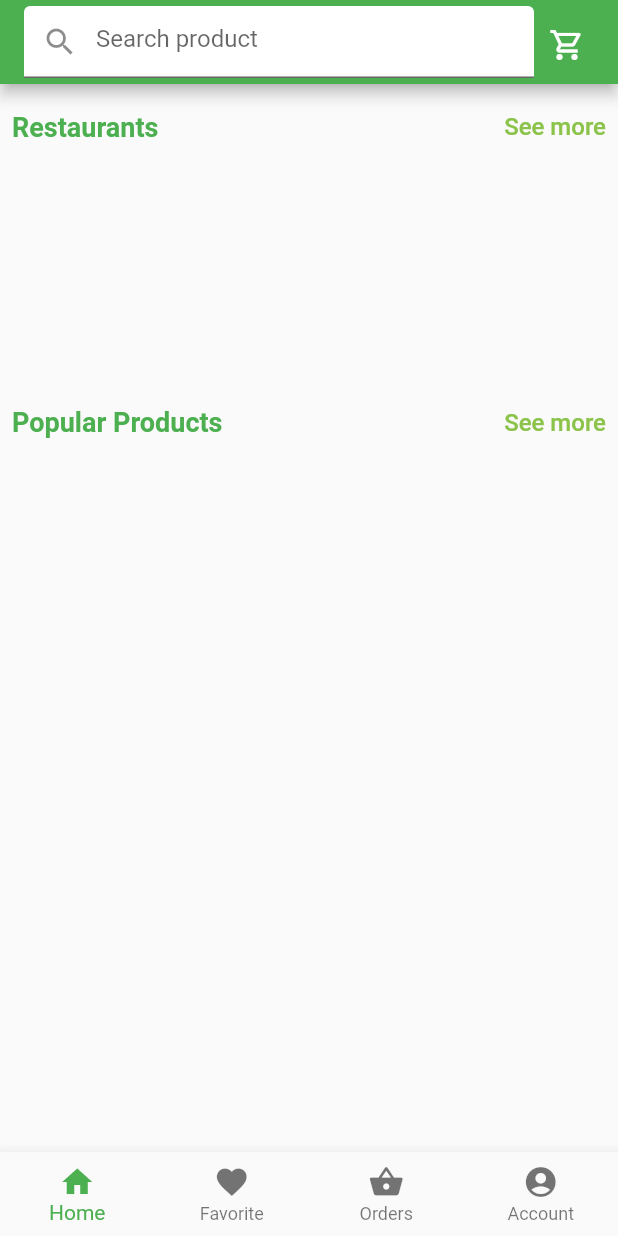
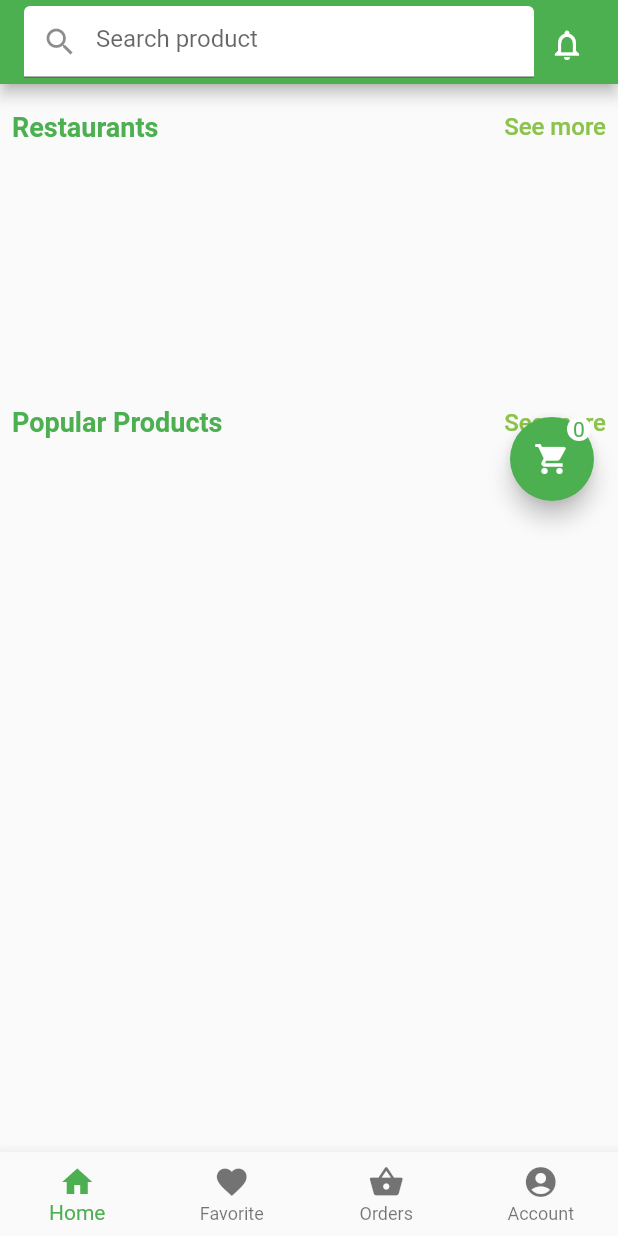
Before and after one commit to sarahha216/foody, a Flutter app: the HomePage screen opened directly, on a phone screen of 412 x 824 dp. Run offline on Flutter 3.47's test engine with Material 2 defaults, Android fonts, the phone set to English and light mode, and no system bars; our stand-ins replace cloud_firestore, firebase_auth, firebase_core, firebase_database, firebase_storage, flutter_svg and 1 more; accounts and stored records are empty.

```diff
--- /dev/null
+++ b/lib/data/handle/function.dart
@@ -0,0 +1,26 @@
+import 'package:firebase_auth/firebase_auth.dart';
+import 'package:firebase_database/firebase_database.dart';
+
+class MyFunction {
+  String uid = FirebaseAuth.instance.currentUser!.uid;
+  FirebaseDatabase firebaseDatabase = FirebaseDatabase.instance;
+  late DatabaseReference databaseReference = firebaseDatabase.ref('users');
+
+  //int quantity = 0;
+
+  Future<int> loadData() async {
+    DataSnapshot snap = await databaseReference.child(uid).child('cart').get();
+    int quantity = 0;
+    if (snap.value != null) {
+      Map data = snap.value as Map;
+
+      return quantity = data.entries
+          .map((e) => e.value['quantity'])
+          .reduce((a, b) => (a + b));
+
+      print(quantity);
+    } else {
+      return quantity = 0;
+    }
+  }
+}
--- a/lib/pages/fragment/home_fragment.dart
+++ b/lib/pages/fragment/home_fragment.dart
@@ -1,6 +1,9 @@
 import 'package:flutter/material.dart';
+import 'package:foody/data/handle/function.dart';
+import 'package:foody/pages/cart_page.dart';
+import 'package:foody/pages/fragment/home_fragment_product.dart';
 import 'package:foody/pages/fragment/home_fragment_restaurant.dart';
-import 'package:foody/pages/fragment/home_fragment_product.dart';
+import 'package:foody/widgets/navigator_widget.dart';
 
 class HomeDetail extends StatefulWidget {
   const HomeDetail({Key? key}) : super(key: key);
@@ -10,15 +13,63 @@ class HomeDetail extends StatefulWidget {
 }
 
 class _HomeDetailState extends State<HomeDetail> {
+  MyFunction myFunction = MyFunction();
+  int quantity = 0;
+
+  @override
+  void initState() {
+    loadCount();
+    super.initState();
+  }
+
+  loadCount() async {
+    quantity = await myFunction.loadData();
+    setState(() {});
+    print(quantity);
+  }
+
   @override
   Widget build(BuildContext context) {
-    return Expanded(child: SingleChildScrollView(
+    return Stack(
+      children: [
+        SingleChildScrollView(
+          padding: EdgeInsets.only(bottom: 24),
           child: Column(
             children: [
               CategoriesStore(),
               ProductPopular(),
             ],
           ),
-    ),);
+        ),
+        Positioned(
+          right: 16,
+          bottom: 0,
+          child: Container(
+              color: Colors.transparent,
+              child: Stack(
+                children: [
+                  FloatingActionButton(
+                    onPressed: () {
+                      nextScreen(context, const CartPage());
+                    },
+                    child: const Icon(Icons.shopping_cart),
+                  ),
+                  Container(
+                    margin: const EdgeInsets.only(left: 38),
+                    alignment: Alignment.center,
+                    width: 16,
+                    height: 16,
+                    decoration: const BoxDecoration(
+                        shape: BoxShape.circle, color: Colors.white),
+                    child: Text(
+                      "$quantity",
+                      style: const TextStyle(color: Colors.green),
+                    ),
+                  )
+                ],
+              )),
+        )
+      ],
+    );
   }
 }
--- a/lib/pages/fragment/home_fragment_product.dart
+++ b/lib/pages/fragment/home_fragment_product.dart
@@ -16,13 +16,13 @@ class ProductPopular extends StatefulWidget {
 }
 
 class _ProductPopularState extends State<ProductPopular> {
-
   late FirebaseDatabase firebaseDatabase = FirebaseDatabase.instance;
   late DatabaseReference databaseReference = firebaseDatabase.ref("foods");
 
-  Future productFunc() async{
+  Future productFunc() async {
     print('product');
   }
+
   @override
   Widget build(BuildContext context) {
     return Padding(
@@ -30,30 +30,39 @@ class _ProductPopularState extends State<ProductPopular> {
       child: Column(
         mainAxisSize: MainAxisSize.max,
         children: [
-          TitleCate.base(titleCate: "Popular Products",seeMore: productFunc,),
-          SizedBox(height: 10,),
+          TitleCate.base(
+            titleCate: "Popular Products",
+            seeMore: productFunc,
+          ),
+          SizedBox(
+            height: 10,
+          ),
           Container(
               child: FutureBuilder(
             future: databaseReference.get(),
-              builder: (context, snapShot){
-                if(snapShot.hasData){
+            builder: (context, snapShot) {
+              if (snapShot.hasData) {
                 return GridView.builder(
                     scrollDirection: Axis.vertical,
                     shrinkWrap: true,
                     primary: false,
                     itemCount: snapShot.data!.children.length,
-                      gridDelegate: const SliverGridDelegateWithFixedCrossAxisCount(
+                    physics: BouncingScrollPhysics(),
+                    gridDelegate:
+                        const SliverGridDelegateWithFixedCrossAxisCount(
                       crossAxisCount: 3,
                       mainAxisSpacing: 10,
                       crossAxisSpacing: 10,
+                      // mainAxisExtent: 256,
                       childAspectRatio: 0.7,
                     ),
-                      itemBuilder: (context, index){
+                    itemBuilder: (context, index) {
                       var value = snapShot.data!.children.elementAt(index);
                       Food food = Food(
                           name: value.child("name").value.toString(),
                           image: value.child("image").value.toString(),
-                            description: value.child("description").value.toString(),
+                          description:
+                              value.child("description").value.toString(),
                           price: value.child("price").value as int,
                           rate: value.child("rate").value as int,
                           resKey: value.child("resKey").value.toString(),
@@ -61,24 +70,27 @@ class _ProductPopularState extends State<ProductPopular> {
 
                       return _productItem(food);
                     });
-                }
-                else{
+              } else {
                 return const Center(child: CircularProgressIndicator());
               }
             },
-            )
-          ),
+          )),
         ],
       ),
     );
   }
-  _productItem(Food food){
+
+  _productItem(Food food) {
     double contentWidth = min(MediaQuery.of(context).size.width, 700);
     int count = contentWidth ~/ 100;
     double cardSize = (contentWidth - 8.0 * 2 - (count - 1) * 8.0) / count;
     return GestureDetector(
-      onTap: (){
-        nextScreen(context, ProductDetails(food: food,));
+      onTap: () {
+        nextScreen(
+            context,
+            ProductDetails(
+              food: food,
+            ));
       },
       child: Container(
         decoration: BoxDecoration(
@@ -90,14 +102,16 @@ class _ProductPopularState extends State<ProductPopular> {
             SizedBox(
               width: cardSize,
               height: cardSize,
-              child: Image.network(food.image,
+              child: Image.network(
+                food.image,
                 fit: BoxFit.fill,
               ),
             ),
             Container(
               padding: EdgeInsets.only(left: 4),
-              width: cardSize-4,
-              child: Text(food.name,
+              width: cardSize - 4,
+              child: Text(
+                food.name,
                 overflow: TextOverflow.ellipsis,
                 style: TextStyle(
                   fontSize: 16,
@@ -107,7 +121,7 @@ class _ProductPopularState extends State<ProductPopular> {
             ),
             Container(
               padding: EdgeInsets.only(left: 4),
-              width: cardSize-4,
+              width: cardSize - 4,
               child: TextWidget().default_price(text: food.price.toString()),
             ),
           ],
--- a/lib/pages/header/home_header.dart
+++ b/lib/pages/header/home_header.dart
@@ -1,5 +1,5 @@
 import 'package:flutter/material.dart';
-import 'package:foody/pages/cart_page.dart';
+import 'package:foody/pages/fragment/notification_fragment.dart';
 import 'package:foody/widgets/navigator_widget.dart';
 
 class HomeHeader extends StatelessWidget {
@@ -9,23 +9,25 @@ class HomeHeader extends StatelessWidget {
   Widget build(BuildContext context) {
     return Row(
       children: [
-        Expanded(child: TextField(
-          decoration: InputDecoration(
-            filled: true,
-            fillColor: Colors.white,
-            hintText: "Search product",
-            prefixIcon: Icon(Icons.search),
+        Expanded(
+          child: TextField(
+            decoration: InputDecoration(
+              filled: true,
+              fillColor: Colors.white,
+              hintText: "Search product",
+              prefixIcon: Icon(Icons.search),
+            ),
           ),
-        ),),
+        ),
         GestureDetector(
-          onTap: (){
-            nextScreen(context, CartPage());
+          onTap: () {
+            nextScreen(context, NotificationDetail());
           },
           child: Container(
             height: 40,
             width: 40,
             padding: EdgeInsets.all(10),
-            child: Icon(Icons.shopping_cart_outlined),
+            child: Icon(Icons.notifications_none),
           ),
         ),
       ],
--- /dev/null
+++ b/lib/widgets/image_path.dart
@@ -0,0 +1,3 @@
+class ImagePath {
+  static const String purchased = "assets/images/purchased.png";
+}
```
Also changed, not shown: lib/data/models/order.dart (+5 -9 lines), lib/pages/cart_page.dart (+16 -14 lines), lib/pages/fragment/order_fragment.dart (+80 -1 lines), lib/pages/home_page.dart (+16 -13 lines), assets/images/purchased.png (added). Lines whose indentation alone changed are shown as unchanged.
